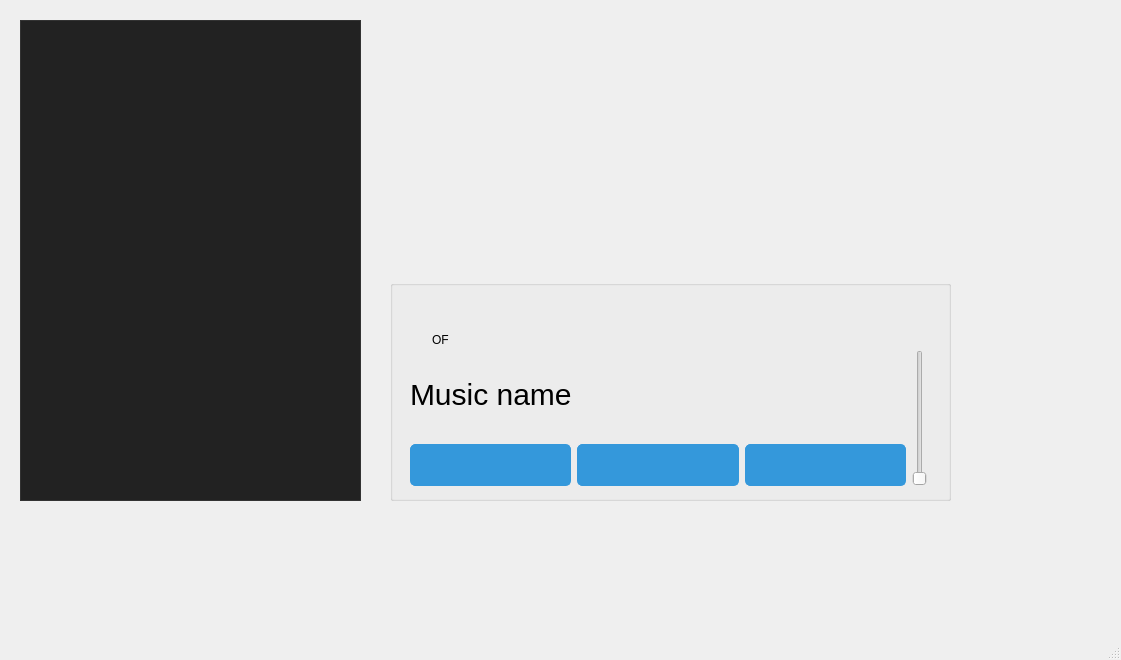
The window that mainwindow.ui (armanmikoyan/musicplayer) describes before a commit, drawn with Qt 5.
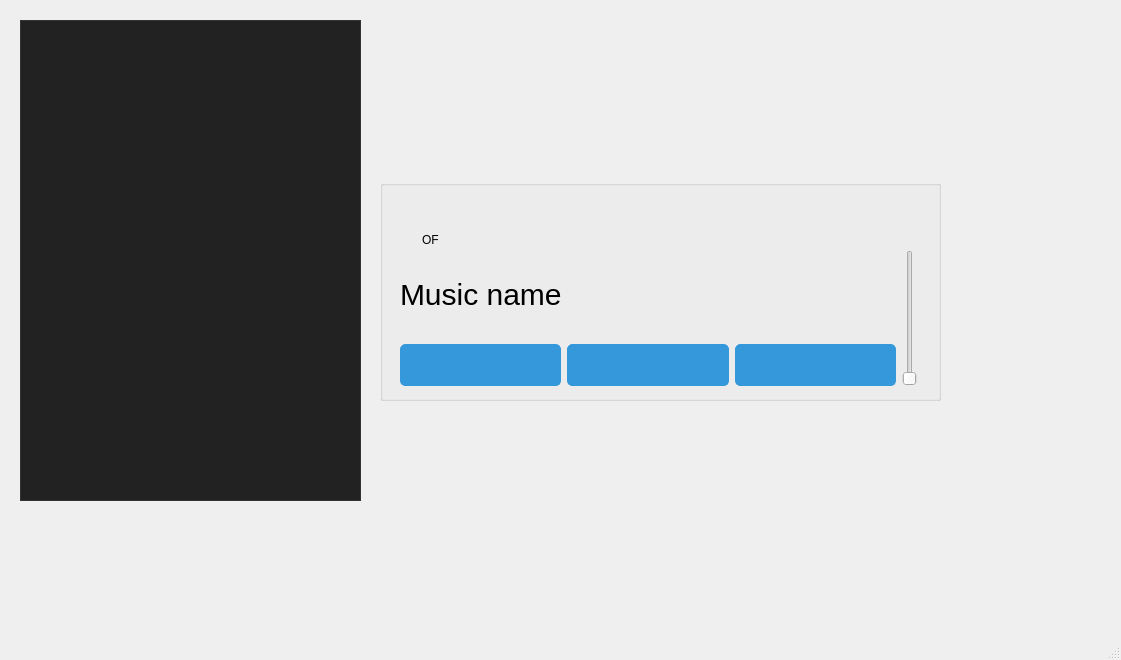
The same window after the commit.

Diff of the .ui file:
```diff
--- a/mainwindow.ui
+++ b/mainwindow.ui
@@ -17,8 +17,8 @@
    <widget class="QGroupBox" name="groupBox">
     <property name="geometry">
      <rect>
-      <x>390</x>
-      <y>280</y>
+      <x>380</x>
+      <y>180</y>
       <width>561</width>
       <height>221</height>
      </rect>
```
